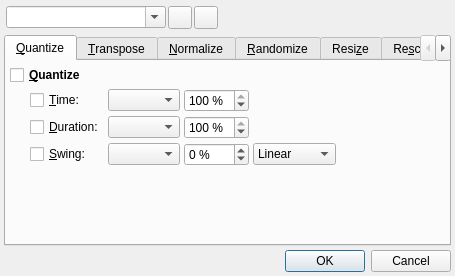
This is src/qtractorMidiToolsForm.ui in rncbc/qtractor as Qt 5 draws it before an edit. The edited form follows.
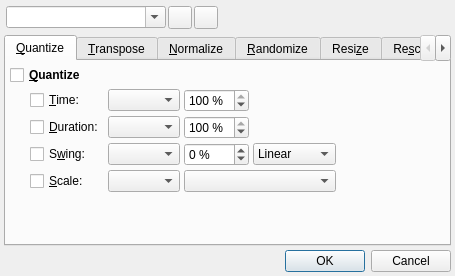
This is the edited form. Icons and pictures are not drawn. Custom widgets are drawn as their Qt base class.

Commit message: - Brand new MIDI tool: Scale-quantize (TESTING).

```diff
--- a/src/qtractorMidiToolsForm.ui
+++ b/src/qtractorMidiToolsForm.ui
@@ -250,7 +250,7 @@
        <item row="3" column="1">
         <widget class="QCheckBox" name="QuantizeSwingCheckBox">
          <property name="text">
-          <string>&amp;Swing:</string>
+          <string>S&amp;wing:</string>
          </property>
         </widget>
        </item>
@@ -321,7 +321,28 @@
          </property>
         </spacer>
        </item>
-       <item row="4" column="1" colspan="5">
+       <item row="4" column="1">
+        <widget class="QCheckBox" name="QuantizeScaleCheckBox">
+         <property name="text">
+          <string>&amp;Scale:</string>
+         </property>
+        </widget>
+       </item>
+       <item row="4" column="2">
+        <widget class="QComboBox" name="QuantizeScaleKeyComboBox">
+         <property name="toolTip">
+          <string>Scale-quantize key</string>
+         </property>
+        </widget>
+       </item>
+       <item row="4" column="3" colspan="2">
+        <widget class="QComboBox" name="QuantizeScaleComboBox">
+         <property name="toolTip">
+          <string>Scale-quantize type</string>
+         </property>
+        </widget>
+       </item>
+       <item row="5" column="1" colspan="5">
         <spacer>
          <property name="orientation">
           <enum>Qt::Vertical</enum>
```
Left out of the diff: 11 changed lines with no effect on the pictures. The commit also changes 5 other files.
